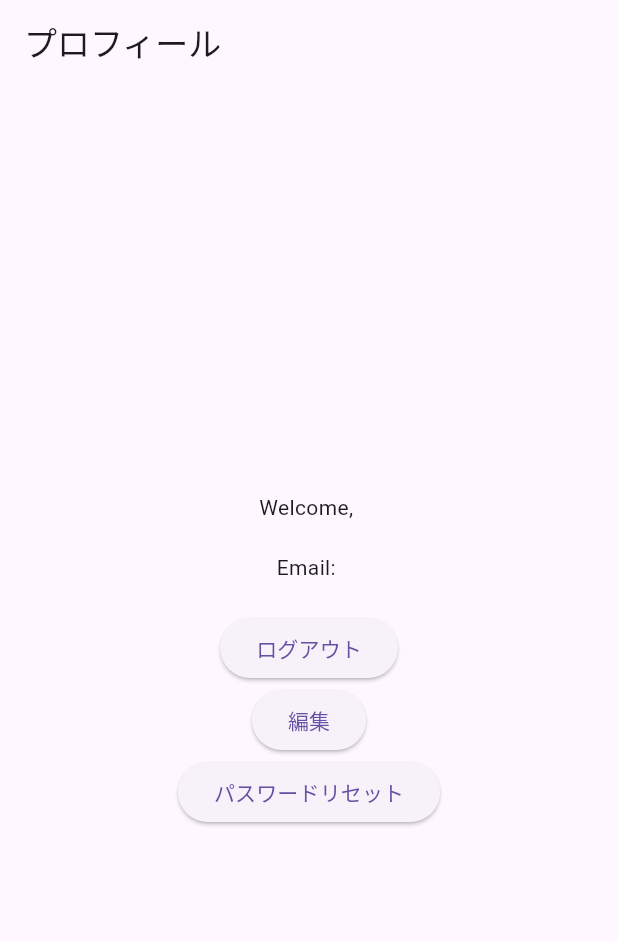
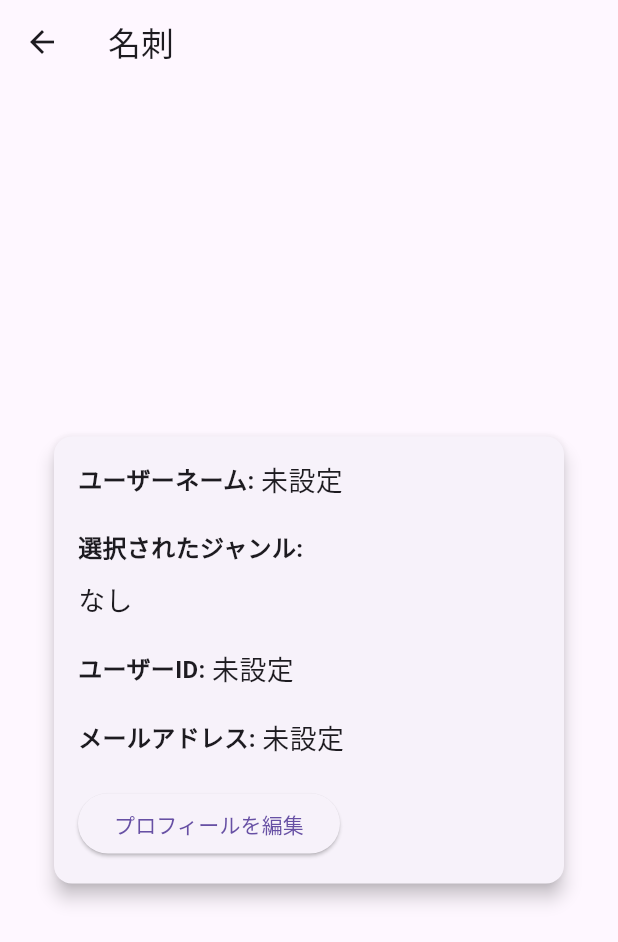
Before and after one commit to KOU050223/Animeishi, a Flutter app: the ProfilePage screen opened directly, on a phone screen of 412 x 824 dp. Shown: the top 942 px of the screen. Run offline on Flutter 3.47's test engine with Material 3 defaults, Android fonts, the light colour scheme and no system bars; our stand-ins replace camera, cloud_firestore, firebase_auth, firebase_core; accounts and stored records are empty.

Commit message:
プロフィール欄にうつしました
さっきのやつをプロフィールに移しました

```diff
--- a/lib/ui/profile/view/profile_edit_page.dart
+++ b/lib/ui/profile/view/profile_edit_page.dart
@@ -1,76 +1,126 @@
-import 'package:animeishi/ui/profile/view/profile_page.dart';
 import 'package:flutter/material.dart';
+import 'package:firebase_auth/firebase_auth.dart';
 
 class ProfileEditPage extends StatefulWidget {
+  final String username;
+  final List<String> selectedGenres;
+  final String email;
+
+  ProfileEditPage({
+    required this.username,
+    required this.selectedGenres,
+    required this.email,
+  });
+
   @override
   _ProfileEditPageState createState() => _ProfileEditPageState();
 }
 
 class _ProfileEditPageState extends State<ProfileEditPage> {
-  final _formKey = GlobalKey<FormState>();
-  String _name = '';
-  String _email = '';
+  late String _username;
+  late List<String> _selectedGenres;
+  late String _email;
+  final TextEditingController _emailController = TextEditingController();
+  final TextEditingController _usernameController = TextEditingController(); // ユーザーネームのコントローラーを追加
 
-  void _updateProfile() {
-    if (_formKey.currentState!.validate()) {
-      _formKey.currentState!.save();
-      // Update the profile with the new values
-      // You can add your update logic here
-      print('Profile updated: Name: $_name, Email: $_email');
+  final List<String> _allGenres = [
+    'SF/ファンタジー',
+    'ロボット/メカ',
+    'アクション/バトル',
+    'コメディ/ギャグ',
+    '恋愛/ラブコメ',
+    '日常/ほのぼの',
+    'スポーツ/競技',
+    'ホラー/サスペンス/推理',
+    '歴史/戦記',
+    '戦争/ミリタリー',
+    'ドラマ/青春',
+    'キッズ/ファミリー',
+    'ショート',
+    '2.5次元舞台',
+    'ライブ/ラジオ/etc',
+  ];
+
+  @override
+  void initState() {
+    super.initState();
+    _username = widget.username;
+    _selectedGenres = List.from(widget.selectedGenres);
+    _email = widget.email;
+    _emailController.text = _email; // メールアドレスをコントローラーにセット
+    _usernameController.text = _username; // ユーザーネームをコントローラーにセット
+  }
+
+  // メールアドレスの更新処理
+  Future<void> _updateProfile() async {
+    final user = FirebaseAuth.instance.currentUser;
+    if (user != null) {
+      try {
+        // メールアドレスの更新
+        if (_emailController.text != _email) {
+          await user.updateEmail(_emailController.text);
+        }
+
+        // プロフィール保存
+        Navigator.pop(context, {
+          'username': _usernameController.text, // ユーザーネームもコントローラーから取得
+          'selectedGenres': _selectedGenres,
+          'email': _emailController.text,
+        });
+
+        ScaffoldMessenger.of(context).showSnackBar(SnackBar(content: Text('プロフィールが更新されました')));
+      } catch (e) {
+        ScaffoldMessenger.of(context).showSnackBar(SnackBar(content: Text('エラー: プロフィール更新に失敗しました')));
+      }
     }
   }
 
   @override
   Widget build(BuildContext context) {
     return Scaffold(
-      appBar: AppBar(
-        title: Text('プロフィール編集'),
-      ),
+      appBar: AppBar(title: Text('名刺編集')),
       body: Padding(
         padding: const EdgeInsets.all(16.0),
-        child: Form(
-          key: _formKey,
-          child: Column(
-            children: <Widget>[
-              TextFormField(
-                decoration: InputDecoration(labelText: 'Name'),
-                initialValue: _name,
-                onSaved: (value) {
-                  _name = value!;
+        child: ListView(
+          children: [
+            Text('ユーザーネーム', style: TextStyle(fontSize: 18, fontWeight: FontWeight.bold)),
+            TextField(
+              controller: _usernameController, // ユーザーネームに現在の名前を表示
+              onChanged: (value) => _username = value,
+              decoration: InputDecoration(hintText: 'ユーザーネームを入力'),
+            ),
+            SizedBox(height: 20),
+            Text('ジャンルを選択', style: TextStyle(fontSize: 18, fontWeight: FontWeight.bold)),
+            Wrap(
+              spacing: 8.0,
+              children: _allGenres.map((genre) {
+                return FilterChip(
+                  label: Text(genre),
+                  selected: _selectedGenres.contains(genre),
+                  onSelected: (isSelected) {
+                    setState(() {
+                      if (isSelected) {
+                        _selectedGenres.add(genre);
+                      } else {
+                        _selectedGenres.remove(genre);
+                      }
+                    });
                   },
-                validator: (value) {
-                  if (value!.isEmpty) {
-                    return 'ユーザーネームをいれてください';
-                  }
-                  return null;
-                },
+                );
+              }).toList(),
             ),
-              TextFormField(
-                decoration: InputDecoration(labelText: 'Email'),
-                initialValue: _email,
-                onSaved: (value) {
-                  _email = value!;
-                },
-                validator: (value) {
-                  if (value!.isEmpty) {
-                    return 'メールアドレスをいれてください';
-                  }
-                  return null;
-                },
+            SizedBox(height: 20),
+            Text('メールアドレス', style: TextStyle(fontSize: 18, fontWeight: FontWeight.bold)),
+            TextField(
+              controller: _emailController,
+              decoration: InputDecoration(hintText: 'メールアドレスを入力'),
             ),
             SizedBox(height: 20),
             ElevatedButton(
-                onPressed: () {
-                  _updateProfile();
-                  Navigator.pushReplacement(
-                    context,
-                    MaterialPageRoute(builder: (context) => ProfilePage()),
-                  );
-                },
-                child: Text('更新'),
+              onPressed: _username.isEmpty || _emailController.text.isEmpty ? null : _updateProfile,
+              child: Text('保存'),
             ),
           ],
-          ),
         ),
       ),
     );
--- a/lib/ui/profile/view/profile_page.dart
+++ b/lib/ui/profile/view/profile_page.dart
@@ -1,84 +1,151 @@
-import 'package:animeishi/ui/profile/view/profile_edit_page.dart';
 import 'package:flutter/material.dart';
 import 'package:firebase_auth/firebase_auth.dart';
-import '../../auth/view/auth_page.dart';
+import 'package:cloud_firestore/cloud_firestore.dart'; // Firestoreをインポート
+import 'package:animeishi/ui/profile/view/profile_edit_page.dart';  // ProfileEditPage のインポート
 
-class ProfilePage extends StatelessWidget {
+class ProfilePage extends StatefulWidget {
+  @override
+  _ProfilePageState createState() => _ProfilePageState();
+}
+
+class _ProfilePageState extends State<ProfilePage> {
+  String _username = '';
+  String _userId = '';
+  String _email = '';
+  List<String> _selectedGenres = [];
+
+  // Firestoreからユーザープロフィールを取得
+  Future<void> _loadUserProfile() async {
+    final user = FirebaseAuth.instance.currentUser;
+    if (user != null) {
+      try {
+        final userId = user.uid;
+        setState(() {
+          _userId = userId;
+          _email = user.email ?? '';
+        });
+
+        // Firestoreからユーザー情報を取得
+        DocumentSnapshot userDoc = await FirebaseFirestore.instance.collection('users').doc(userId).get();
+
+        if (userDoc.exists) {
+          setState(() {
+            _username = userDoc['username'] ?? '未設定';
+            _selectedGenres = List<String>.from(userDoc['selectedGenres'] ?? []); // ジャンルを取得
+          });
+        }
+      } catch (e) {
+        print('Failed to load user profile: $e');
+      }
+    }
+  }
+
+  @override
+  void initState() {
+    super.initState();
+    _loadUserProfile(); // ユーザーのプロファイルを取得
+  }
+
   @override
   Widget build(BuildContext context) {
     return Scaffold(
-      appBar: AppBar(
-        title: Text('プロフィール'),
-      ),
-      body: StreamBuilder<User?>(
-        stream: FirebaseAuth.instance.authStateChanges(),
-        builder: (context, snapshot) {
-          if (snapshot.connectionState == ConnectionState.waiting) {
-            return Center(child: CircularProgressIndicator());
-          } else if (snapshot.hasError) {
-            return Center(child: Text('Something went wrong'));
-          } else if (!snapshot.hasData) {
-            return Center(
+      appBar: AppBar(title: Text('名刺')),
+      body: Center(
+        child: Padding(
+          padding: const EdgeInsets.all(16.0),
+          child: Card(
+            elevation: 5,
+            margin: EdgeInsets.all(20),
+            child: Padding(
+              padding: const EdgeInsets.all(16.0),
               child: Column(
-                mainAxisAlignment: MainAxisAlignment.center,
+                crossAxisAlignment: CrossAxisAlignment.start, // 左揃え
+                mainAxisSize: MainAxisSize.min,
                 children: [
-                  Text('ログインしていません'),
+                  // ユーザーネームを同じ行に表示
+                  Row(
+                    children: [
+                      Text(
+                        'ユーザーネーム: ',
+                        style: TextStyle(fontSize: 16, fontWeight: FontWeight.bold),
+                      ),
+                      Text(
+                        _username.isEmpty ? '未設定' : _username,
+                        style: TextStyle(fontSize: 18),
+                      ),
+                    ],
+                  ),
                   SizedBox(height: 20),
+
+                  // 選択されたジャンルを改行して表示
+                  Text(
+                    '選択されたジャンル:',
+                    style: TextStyle(fontSize: 16, fontWeight: FontWeight.bold),
+                  ),
+                  SizedBox(height: 10),
+                  Text(
+                    _selectedGenres.isEmpty ? 'なし' : _selectedGenres.join(', '),
+                    style: TextStyle(fontSize: 18),
+                  ),
+                  SizedBox(height: 20),
+
+                  // ユーザーIDを同じ行に表示
+                  Row(
+                    children: [
+                      Text(
+                        'ユーザーID: ',
+                        style: TextStyle(fontSize: 16, fontWeight: FontWeight.bold),
+                      ),
+                      Text(
+                        _userId.isEmpty ? '未設定' : _userId,
+                        style: TextStyle(fontSize: 18),
+                      ),
+                    ],
+                  ),
+                  SizedBox(height: 20),
+
+                  // メールアドレスを同じ行に表示
+                  Row(
+                    children: [
+                      Text(
+                        'メールアドレス: ',
+                        style: TextStyle(fontSize: 16, fontWeight: FontWeight.bold),
+                      ),
+                      Text(
+                        _email.isEmpty ? '未設定' : _email,
+                        style: TextStyle(fontSize: 18),
+                      ),
+                    ],
+                  ),
+                  SizedBox(height: 20),
+
                   ElevatedButton(
-                    onPressed: () {
-                      Navigator.pushReplacement(
+                    onPressed: () async {
+                      final result = await Navigator.push(
                         context,
-                        MaterialPageRoute(builder: (context) => AuthPage()),
+                        MaterialPageRoute(
+                          builder: (context) => ProfileEditPage(
+                            username: _username,
+                            selectedGenres: _selectedGenres,
+                            email: _email,  // パスワードは渡さない
+                          ),
+                        ),
                       );
+                      if (result != null) {
+                        setState(() {
+                          _username = result['username'];
+                          _selectedGenres = result['selectedGenres'];
+                          _email = result['email'];
+                        });
+                      }
                     },
-                    child: Text('ログインページへ'),
+                    child: Text('プロフィールを編集'),
                   ),
                 ],
               ),
-            );
-          } else {
-            User? user = snapshot.data;
-            return Center(
-              child: Column(
-                mainAxisAlignment: MainAxisAlignment.center,
-                children: [
-                  Text('Welcome, ${user?.displayName ?? 'User'}'),
-                  SizedBox(height: 20),
-                  Text('Email: ${user?.email ?? 'Not available'}'),
-                  SizedBox(height: 20),
-                  ElevatedButton(
-                    onPressed: () async {
-                      await FirebaseAuth.instance.signOut();
-                    },
-                    child: Text('ログアウト'),
-                  ),
-                  ElevatedButton(
-                    onPressed: () {
-                      Navigator.pushReplacement(
-                        context,
-                        MaterialPageRoute(
-                            builder: (context) => ProfileEditPage()),
-                      );
-                    },
-                    child: Text('編集'),
-                  ),
-                  ElevatedButton(
-                    onPressed: () async {
-                      try {
-                        await FirebaseAuth.instance
-                            .sendPasswordResetEmail(email: user!.email!);
-                        print("${user.email!}へパスワードリセット用のメールを送信しました");
-                      } catch (e) {
-                        print(e);
-                      }
-                    },
-                    child: const Text('パスワードリセット'),
-                  ),
-                ],
-              ),
-            );
-          }
-        },
+            ),
+          ),
+        ),
       ),
     );
   }
```
Lines whose indentation alone changed are shown as unchanged.
